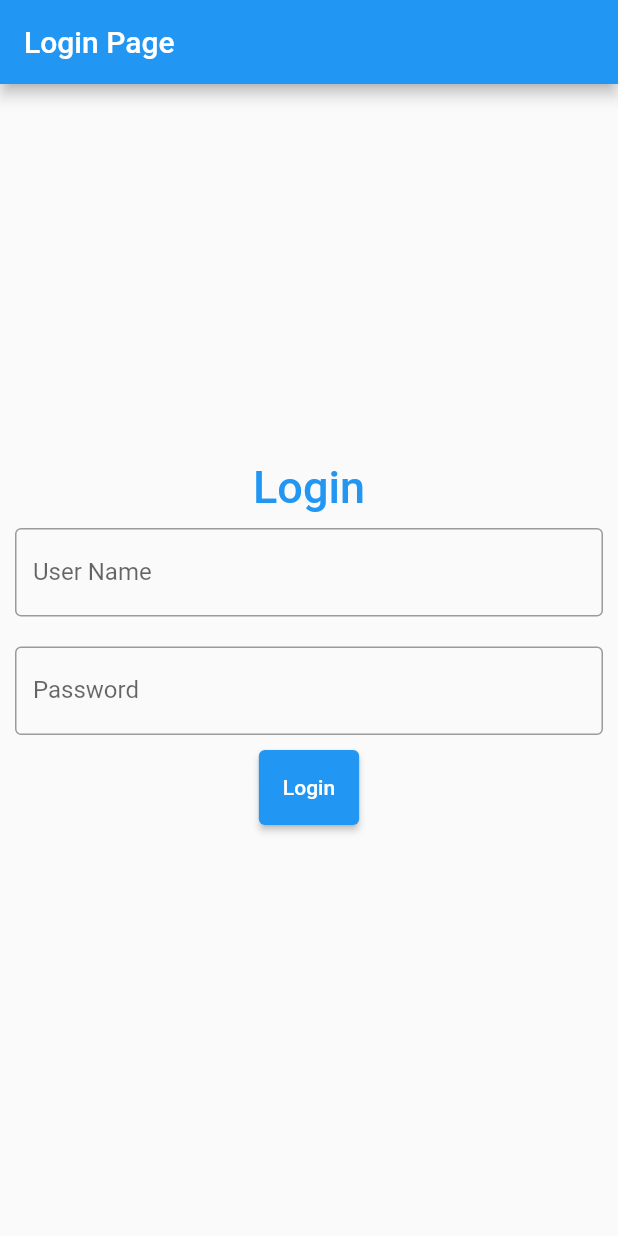
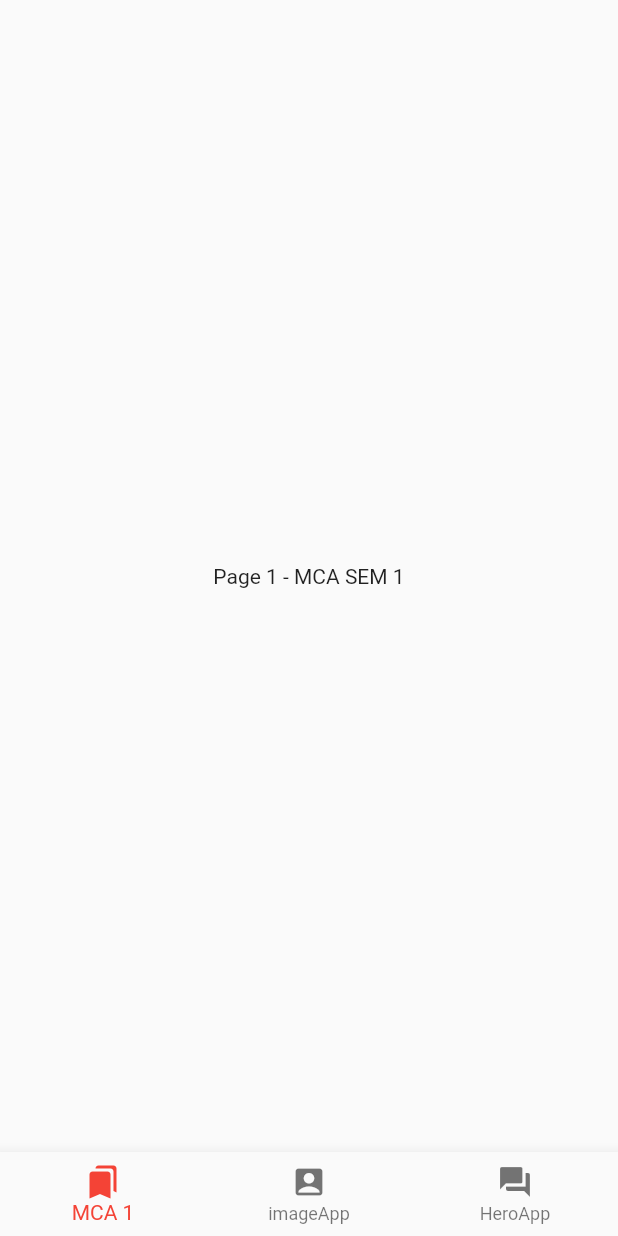
Before and after one commit to isujitkr/flutter-practical, a Flutter app: the screen it shows after launch, on a phone screen of 412 x 824 dp. Run offline on Flutter 3.47's test engine with Material 2 defaults, Android fonts, the light colour scheme and no system bars.

Commit message:
new commit

```diff
--- a/lib/main.dart
+++ b/lib/main.dart
@@ -3,8 +3,9 @@ import 'package:flutter/material.dart';
 //import 'myfiles/addImage.dart';
 //import 'myfiles/calc.dart';
 //import 'myfiles/imageUrl.dart';
-import 'myfiles/loginPage.dart';
+// import 'myfiles/loginPage.dart';
+import 'myfiles/bomMain.dart';
 
 void main() {
-  runApp( const MyApp());
+  runApp(bomMain());
 }
--- a/lib/myfiles/bomMain.dart
+++ b/lib/myfiles/bomMain.dart
@@ -0,0 +1,41 @@
+import 'package:flutter/material.dart';
+
+class bomMain extends StatefulWidget {
+  bomMain({super.key});
+
+  @override
+  _MyAppState createState() => _MyAppState();
+}
+
+class _MyAppState extends State<bomMain> {
+  var _currentPage = 0;
+  var _pages = [
+    Text("Page 1 - MCA SEM 1"),
+    Text("Page 2 - MCA SEM 2"),
+    Text("Page 3 - MCA SEM 3"),
+  ];
+
+  @override
+  Widget build(BuildContext context) {
+    return MaterialApp(
+      title: "Flutter BnEx",
+      home: Scaffold(
+        body: Center(child: _pages.elementAt(_currentPage)),
+        bottomNavigationBar: BottomNavigationBar(
+          items: [
+            BottomNavigationBarItem(icon: Icon(Icons.bookmarks), label: 'MCA 1'),
+            BottomNavigationBarItem(icon: Icon(Icons.account_box), label: 'imageApp'),
+            BottomNavigationBarItem(icon: Icon(Icons.question_answer), label: 'HeroApp'),
+          ],
+          currentIndex: _currentPage,
+          fixedColor: Colors.red,
+          onTap: (int inIndex) {
+            setState(() {
+              _currentPage = inIndex;
+            });
+          },
+        ),
+      ),
+    );
+  }
+}
```
Also changed, not shown: lib/myfiles/animation.dart (added, +54 -0 lines).
